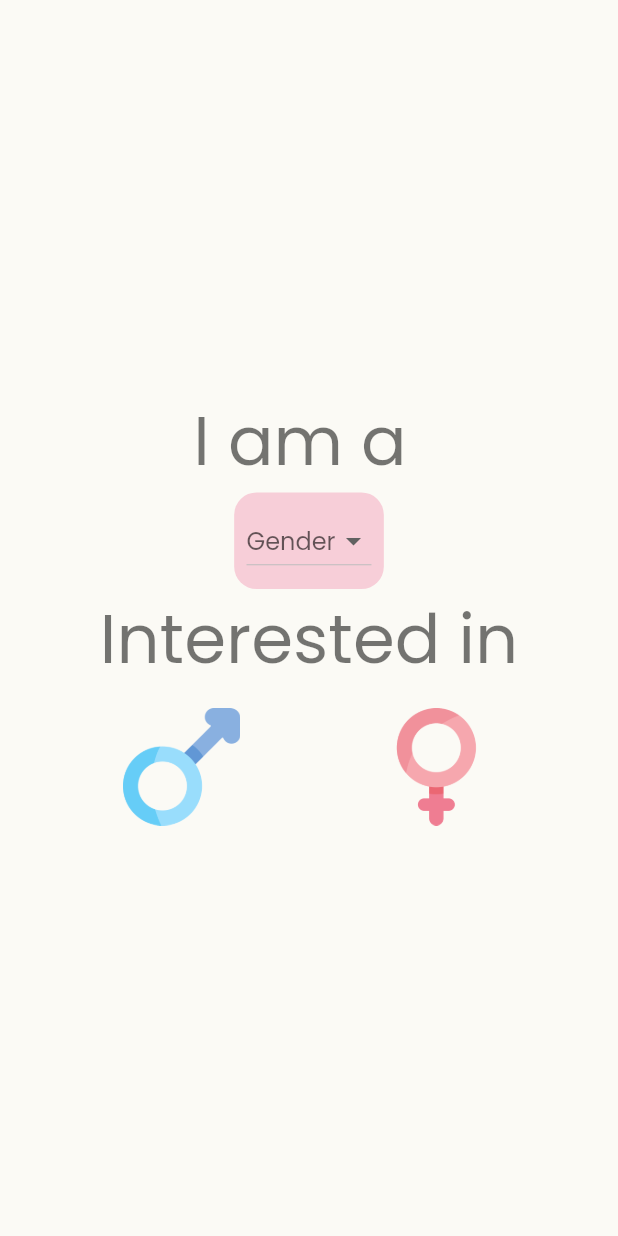
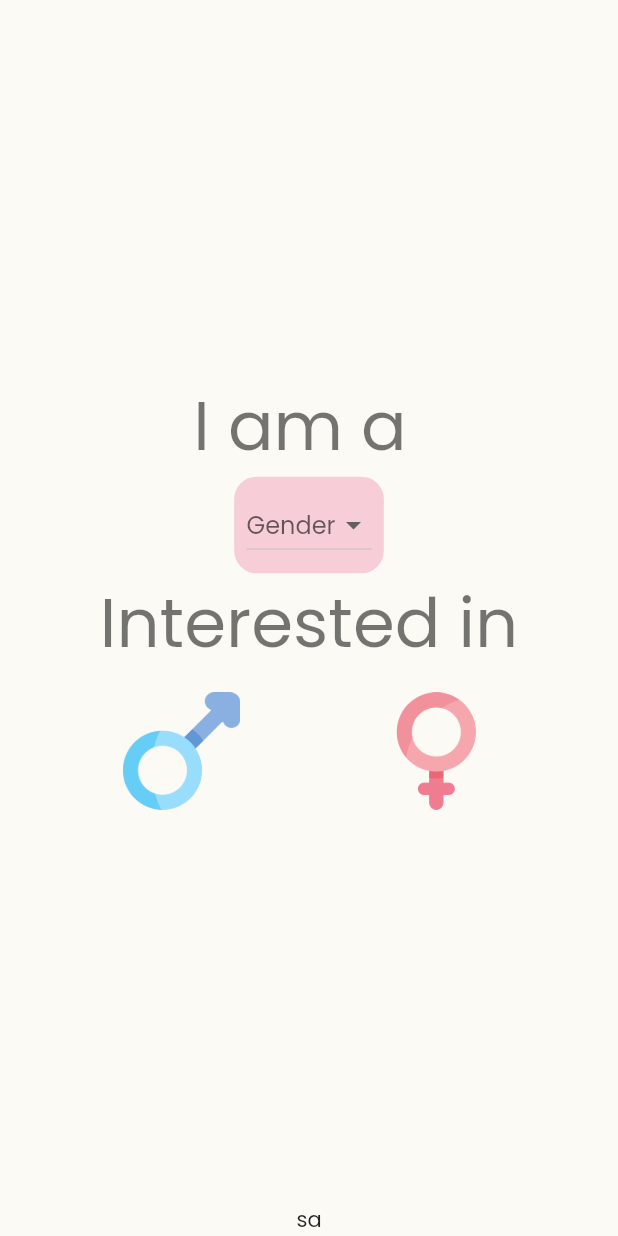
Before and after one commit to canergulay/matching_dating_app, a Flutter app: the screen it shows after launch, after a tap on "sign in with your phone", on a phone screen of 412 x 824 dp. Run offline on Flutter 3.47's test engine with Material 2 defaults, Android fonts, the phone set to English and light mode, and no system bars; our stand-ins replace adaptive_dialog, bloc, firebase_core, flutter_bloc, get_it, intl_phone_number_input and 1 more; accounts and stored records are empty.

Commit message:
some changes

```diff
--- /dev/null
+++ b/lib/core/components/utils/adaptive_dialoger.dart
@@ -0,0 +1,8 @@
+import 'package:adaptive_dialog/adaptive_dialog.dart';
+import 'package:flutter/cupertino.dart';
+
+class AdaptiveDialoger {
+  void showBasicAdaptiveAlert(BuildContext context, String title, String message) {
+    showOkAlertDialog(context: context, title: title, message: message);
+  }
+}
--- a/lib/core/constants/navigation/navigation_constants.dart
+++ b/lib/core/constants/navigation/navigation_constants.dart
@@ -2,4 +2,5 @@ class NavigationConstants {
   static const LOGIN = '/login';
   static const HOMESCREEN = '/home';
   static const IDENTIFICATION = '/identification';
+  static const PHONEVERIFICATION = '/phoneverification';
 }
--- a/lib/core/init/get_them_all/get_it_container.dart
+++ b/lib/core/init/get_them_all/get_it_container.dart
@@ -1,5 +1,6 @@
 import 'package:get_it/get_it.dart';
 import 'package:location/location.dart';
+import 'package:matchangoo/core/components/utils/adaptive_dialoger.dart';
 import 'package:matchangoo/core/init/geolocation/location_manager.dart';
 import 'package:matchangoo/core/init/theme_manager/theme_manager_cubit.dart';
 import 'package:matchangoo/core/ui/theme/theme_controller.dart';
@@ -14,4 +15,7 @@ Future<void> init() async {
   //THEME SUBSCRIPTION//
   sl.registerFactory<ThemeController>(() => ThemeController());
   sl.registerSingleton<ThemeManagerCubit>(ThemeManagerCubit(sl()));
+
+  //UTILS
+  sl.registerSingleton<AdaptiveDialoger>(AdaptiveDialoger());
 }
--- a/lib/core/structure/navigation/navigation_router.dart
+++ b/lib/core/structure/navigation/navigation_router.dart
@@ -1,11 +1,12 @@
 import 'package:flutter/cupertino.dart';
 import 'package:flutter/material.dart';
-import 'package:flutter_bloc/flutter_bloc.dart';
-import 'package:matchangoo/features/Identification/presentation/bloc/identification_bloc.dart';
+
 import 'package:matchangoo/features/Identification/presentation/pages/identification.dart';
+import 'package:matchangoo/features/authentication/register/presentation/pages/phone_verification.dart';
+import 'package:matchangoo/features/authentication/login/presentation/pages/login_main.dart';
+
 import '../../constants/navigation/navigation_constants.dart';
 import '../../../features/home/presentation/pages/home_screen.dart';
-import '../../../features/login/presentation/pages/login_main.dart';
 
 class NavigationRouter {
   static NavigationRouter _instace = NavigationRouter._init();
@@ -24,6 +25,9 @@ class NavigationRouter {
         }
       case NavigationConstants.IDENTIFICATION:
         return normalNavigate(Identification());
+      case NavigationConstants.PHONEVERIFICATION:
+        print('BU DORU!');
+        return normalNavigate(PhoneVerification());
 
       default:
         return normalNavigate(LoginMain());
--- a/lib/features/Identification/presentation/bloc/identification_bloc.dart
+++ b/lib/features/Identification/presentation/bloc/identification_bloc.dart
@@ -2,6 +2,7 @@ import 'dart:async';
 import 'package:bloc/bloc.dart';
 import 'package:flutter/widgets.dart';
 import 'package:matchangoo/features/Identification/presentation/widgets/first_section.dart';
+import 'package:matchangoo/features/Identification/presentation/widgets/keep_alive.dart';
 import 'package:meta/meta.dart';
 part 'identification_event.dart';
 part 'identification_state.dart';
@@ -10,7 +11,12 @@ class IdentificationBloc extends Bloc<IdentificationEvent, IdentificationState>
   IdentificationBloc() : super(IdentificationInitial());
 
   List<Widget> identificationPages(BuildContext context) {
-    return [firstSection(context)];
+    return [
+      KeepAlivePage(child: firstSection(context)),
+      KeepAlivePage(child: firstSection(context)),
+      KeepAlivePage(child: firstSection(context)),
+      KeepAlivePage(child: firstSection(context)),
+    ];
   }
 
   @override
--- a/lib/features/Identification/presentation/pages/identification.dart
+++ b/lib/features/Identification/presentation/pages/identification.dart
@@ -1,5 +1,7 @@
 import 'package:flutter/material.dart';
 import 'package:flutter_bloc/flutter_bloc.dart';
+import 'package:matchangoo/core/components/utils/adaptive_dialoger.dart';
+import 'package:matchangoo/core/init/get_them_all/get_it_container.dart';
 import 'package:matchangoo/features/Identification/presentation/bloc/identification_bloc.dart';
 
 class Identification extends StatefulWidget {
@@ -19,7 +21,9 @@ class _IdentificationState extends State<Identification> {
       child: Builder(
         builder: (context) {
           return Scaffold(
-              body: Center(
+              body: Column(
+            children: [
+              Expanded(
                 child: PageView.builder(
                   controller: _pageController,
                   onPageChanged: (int page) {
@@ -31,6 +35,14 @@ class _IdentificationState extends State<Identification> {
                   },
                   itemCount: context.read<IdentificationBloc>().identificationPages(context).length,
                 ),
+              ),
+              GestureDetector(
+                  onTap: () {
+                    sl.get<AdaptiveDialoger>().showBasicAdaptiveAlert(context, 'About You',
+                        'We will ask you to give us some info about you, which we can use in order to match you with other people.');
+                  },
+                  child: Text('sa'))
+            ],
           ));
         },
       ),
--- /dev/null
+++ b/lib/features/Identification/presentation/widgets/keep_alive.dart
@@ -0,0 +1,27 @@
+import 'package:flutter/material.dart';
+
+class KeepAlivePage extends StatefulWidget {
+  KeepAlivePage({
+    Key? key,
+    required this.child,
+  }) : super(key: key);
+
+  final Widget child;
+
+  @override
+  _KeepAlivePageState createState() => _KeepAlivePageState();
+}
+
+class _KeepAlivePageState extends State<KeepAlivePage> with AutomaticKeepAliveClientMixin {
+  @override
+  Widget build(BuildContext context) {
+    /// Dont't forget this
+    super.build(context);
+
+    return widget.child;
+  }
+
+  @override
+  // TODO: implement wantKeepAlive
+  bool get wantKeepAlive => true;
+}
--- /dev/null
+++ b/lib/features/authentication/register/presentation/bloc/register_event.dart
@@ -0,0 +1,3 @@
+part of 'register_bloc.dart';
+@immutable
+abstract class RegisterEvent {}
--- /dev/null
+++ b/lib/features/authentication/register/presentation/bloc/register_state.dart
@@ -0,0 +1,4 @@
+part of 'register_bloc.dart';
+@immutable
+abstract class RegisterState {}
+class RegisterInitial extends RegisterState {}
--- a/pubspec.yaml
+++ b/pubspec.yaml
@@ -33,7 +33,9 @@ dependencies:
   firebase_auth: ^3.0.1
   firebase_core: ^1.4.0
   auto_size_text: ^2.1.0
+  adaptive_dialog: ^1.1.0
   get_it: ^7.2.0
+  intl_phone_number_input: ^0.7.0+2
   location: ^4.3.0
   hive: ^2.0.4
 
```
Also changed, not shown: lib/features/authentication/login/presentation/pages/login_main.dart (renamed from lib/features/login/presentation/pages/login_main.dart, +3 -4 lines), lib/features/authentication/register/presentation/bloc/register_bloc.dart (added, +14 -0 lines), lib/features/authentication/register/presentation/pages/phone_verification.dart (added, +22 -0 lines), lib/main.dart (+4 -6 lines), lib/features/authentication/login/presentation/bloc/login_bloc.dart (renamed from lib/features/login/presentation/bloc/login_bloc.dart), lib/features/authentication/login/presentation/bloc/login_event.dart (renamed from lib/features/login/presentation/bloc/login_event.dart), lib/features/authentication/login/presentation/bloc/login_state.dart (renamed from lib/features/login/presentation/bloc/login_state.dart), pubspec.lock. Lines whose indentation alone changed are shown as unchanged.
